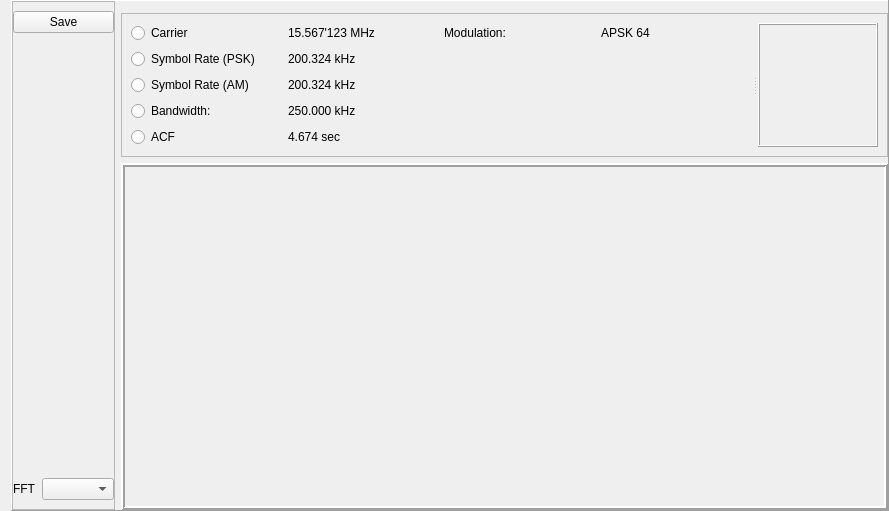
Before: the Qt Designer form sources/Arks/Scope Analyzer/window/scope_analyzer_window.ui in AquaCreatura/AquaWave, drawn with Qt 5.
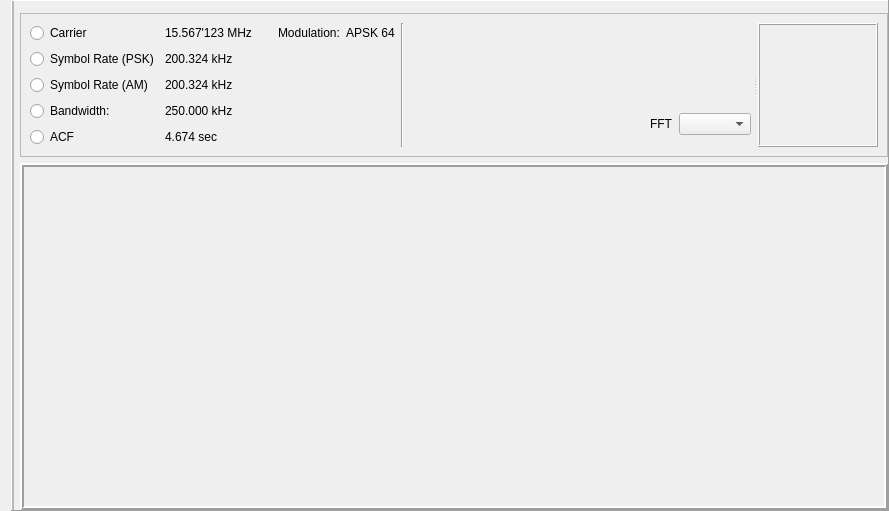
After: the same form once the commit is applied.

```diff
--- a/sources/Arks/Scope Analyzer/window/scope_analyzer_window.ui
+++ b/sources/Arks/Scope Analyzer/window/scope_analyzer_window.ui
@@ -83,90 +83,6 @@
          <property name="rightMargin">
           <number>0</number>
          </property>
-         <item row="0" column="0" colspan="2">
-          <widget class="QPushButton" name="pushButton">
-           <property name="sizePolicy">
-            <sizepolicy hsizetype="Preferred" vsizetype="Fixed">
-             <horstretch>0</horstretch>
-             <verstretch>0</verstretch>
-            </sizepolicy>
-           </property>
-           <property name="minimumSize">
-            <size>
-             <width>1</width>
-             <height>1</height>
-            </size>
-           </property>
-           <property name="maximumSize">
-            <size>
-             <width>1111</width>
-             <height>111</height>
-            </size>
-           </property>
-           <property name="font">
-            <font>
-             <strikeout>false</strikeout>
-            </font>
-           </property>
-           <property name="layoutDirection">
-            <enum>Qt::LeftToRight</enum>
-           </property>
-           <property name="styleSheet">
-            <string notr="true"/>
-           </property>
-           <property name="inputMethodHints">
-            <set>Qt::ImhNone</set>
-           </property>
-           <property name="text">
-            <string>Save</string>
-           </property>
-          </widget>
-         </item>
-         <item row="2" column="1">
-          <widget class="QComboBox" name="fft_order_combobox">
-           <property name="sizePolicy">
-            <sizepolicy hsizetype="Maximum" vsizetype="Fixed">
-             <horstretch>0</horstretch>
-             <verstretch>0</verstretch>
-            </sizepolicy>
-           </property>
-           <property name="minimumSize">
-            <size>
-             <width>0</width>
-             <height>0</height>
-            </size>
-           </property>
-           <property name="sizeAdjustPolicy">
-            <enum>QComboBox::AdjustToContents</enum>
-           </property>
-          </widget>
-         </item>
-         <item row="1" column="0" colspan="2">
-          <spacer name="verticalSpacer">
-           <property name="orientation">
-            <enum>Qt::Vertical</enum>
-           </property>
-           <property name="sizeHint" stdset="0">
-            <size>
-             <width>20</width>
-             <height>40</height>
-            </size>
-           </property>
-          </spacer>
-         </item>
-         <item row="2" column="0">
-          <widget class="QLabel" name="fft_order_label">
-           <property name="sizePolicy">
-            <sizepolicy hsizetype="Maximum" vsizetype="Preferred">
-             <horstretch>0</horstretch>
-             <verstretch>0</verstretch>
-            </sizepolicy>
-           </property>
-           <property name="text">
-            <string>FFT</string>
-           </property>
-          </widget>
-         </item>
         </layout>
        </widget>
       </item>
@@ -240,8 +156,38 @@
            </property>
            <widget class="QWidget" name="widget" native="true">
             <layout class="QGridLayout" name="gridLayout_3">
-             <item row="3" column="0">
-              <widget class="QRadioButton" name="bandwidth_radio_button">
+             <item row="2" column="1">
+              <widget class="QLabel" name="symbol_rate_am_label">
+               <property name="text">
+                <string>200.324 kHz</string>
+               </property>
+              </widget>
+             </item>
+             <item row="0" column="5" rowspan="5">
+              <widget class="Line" name="line">
+               <property name="orientation">
+                <enum>Qt::Vertical</enum>
+               </property>
+              </widget>
+             </item>
+             <item row="1" column="0">
+              <widget class="QRadioButton" name="symbol_rate_psk_radio_button">
+               <property name="sizePolicy">
+                <sizepolicy hsizetype="Preferred" vsizetype="Fixed">
+                 <horstretch>0</horstretch>
+                 <verstretch>0</verstretch>
+                </sizepolicy>
+               </property>
+               <property name="text">
+                <string>Symbol Rate (PSK)</string>
+               </property>
+               <attribute name="buttonGroup">
+                <string notr="true">radio_group_chart_type</string>
+               </attribute>
+              </widget>
+             </item>
+             <item row="4" column="0">
+              <widget class="QRadioButton" name="acf_radio_button">
                <property name="sizePolicy">
                 <sizepolicy hsizetype="Preferred" vsizetype="Fixed">
                  <horstretch>0</horstretch>
@@ -252,13 +198,20 @@
                 <enum>Qt::StrongFocus</enum>
                </property>
                <property name="text">
-                <string>Bandwidth:</string>
+                <string>ACF</string>
                </property>
                <attribute name="buttonGroup">
                 <string notr="true">radio_group_chart_type</string>
                </attribute>
               </widget>
              </item>
+             <item row="1" column="1">
+              <widget class="QLabel" name="symbol_rate_psk_label">
+               <property name="text">
+                <string>200.324 kHz</string>
+               </property>
+              </widget>
+             </item>
              <item row="0" column="0">
               <widget class="QRadioButton" name="carrier_radio_button">
                <property name="sizePolicy">
@@ -275,6 +228,118 @@
                </attribute>
               </widget>
              </item>
+             <item row="0" column="4">
+              <widget class="QLabel" name="modulation_label">
+               <property name="text">
+                <string>APSK 64</string>
+               </property>
+              </widget>
+             </item>
+             <item row="4" column="1">
+              <widget class="QLabel" name="acf_value_label">
+               <property name="text">
+                <string>4.674 sec</string>
+               </property>
+              </widget>
+             </item>
+             <item row="3" column="0">
+              <widget class="QRadioButton" name="bandwidth_radio_button">
+               <property name="sizePolicy">
+                <sizepolicy hsizetype="Preferred" vsizetype="Fixed">
+                 <horstretch>0</horstretch>
+                 <verstretch>0</verstretch>
+                </sizepolicy>
+               </property>
+               <property name="focusPolicy">
+                <enum>Qt::StrongFocus</enum>
+               </property>
+               <property name="text">
+                <string>Bandwidth:</string>
+               </property>
+               <attribute name="buttonGroup">
+                <string notr="true">radio_group_chart_type</string>
+               </attribute>
+              </widget>
+             </item>
+             <item row="3" column="8" rowspan="2">
+              <layout class="QHBoxLayout" name="horizontalLayout">
+               <item>
+                <widget class="QLabel" name="fft_order_label">
+                 <property name="sizePolicy">
+                  <sizepolicy hsizetype="Maximum" vsizetype="Preferred">
+                   <horstretch>0</horstretch>
+                   <verstretch>0</verstretch>
+                  </sizepolicy>
+                 </property>
+                 <property name="text">
+                  <string>FFT</string>
+                 </property>
+                </widget>
+               </item>
+               <item>
+                <widget class="QComboBox" name="fft_order_combobox">
+                 <property name="sizePolicy">
+                  <sizepolicy hsizetype="Maximum" vsizetype="Fixed">
+                   <horstretch>0</horstretch>
+                   <verstretch>0</verstretch>
+                  </sizepolicy>
+                 </property>
+                 <property name="minimumSize">
+                  <size>
+                   <width>0</width>
+                   <height>0</height>
+                  </size>
+                 </property>
+                 <property name="sizeAdjustPolicy">
+                  <enum>QComboBox::AdjustToContents</enum>
+                 </property>
+                </widget>
+               </item>
+              </layout>
+             </item>
+             <item row="0" column="1">
+              <widget class="QLabel" name="carrier_value_label">
+               <property name="text">
+                <string>15.567'123 MHz</string>
+               </property>
+              </widget>
+             </item>
+             <item row="3" column="1">
+              <widget class="QLabel" name="bandwidth_value_label">
+               <property name="text">
+                <string>250.000 kHz</string>
+               </property>
+              </widget>
+             </item>
+             <item row="0" column="2">
+              <spacer name="horizontalSpacer_3">
+               <property name="orientation">
+                <enum>Qt::Horizontal</enum>
+               </property>
+               <property name="sizeType">
+                <enum>QSizePolicy::Fixed</enum>
+               </property>
+               <property name="sizeHint" stdset="0">
+                <size>
+                 <width>20</width>
+                 <height>20</height>
+                </size>
+               </property>
+              </spacer>
+             </item>
+             <item row="4" column="6">
+              <spacer name="horizontalSpacer_2">
+               <property name="orientation">
+                <enum>Qt::Horizontal</enum>
+               </property>
+               <property name="sizeHint" stdset="0">
+                <size>
+                 <width>382</width>
+                 <height>20</height>
+                </size>
+               </property>
+              </spacer>
+             </item>
              <item row="2" column="0">
               <widget class="QRadioButton" name="symbol_rate_am_radio_button">
                <property name="text">
@@ -285,26 +350,7 @@
                </attribute>
               </widget>
              </item>
-             <item row="4" column="0">
-              <widget class="QRadioButton" name="acf_radio_button">
-               <property name="sizePolicy">
-                <sizepolicy hsizetype="Preferred" vsizetype="Fixed">
-                 <horstretch>0</horstretch>
-                 <verstretch>0</verstretch>
-                </sizepolicy>
-               </property>
-               <property name="focusPolicy">
-                <enum>Qt::StrongFocus</enum>
-               </property>
-               <property name="text">
-                <string>ACF</string>
-               </property>
-               <attribute name="buttonGroup">
-                <string notr="true">radio_group_chart_type</string>
-               </attribute>
-              </widget>
-             </item>
-             <item row="0" column="2">
+             <item row="0" column="3">
               <widget class="QLabel" name="label">
                <property name="sizePolicy">
                 <sizepolicy hsizetype="Preferred" vsizetype="Maximum">
@@ -320,64 +366,6 @@
                </property>
               </widget>
              </item>
-             <item row="1" column="0">
-              <widget class="QRadioButton" name="symbol_rate_psk_radio_button">
-               <property name="sizePolicy">
-                <sizepolicy hsizetype="Preferred" vsizetype="Fixed">
-                 <horstretch>0</horstretch>
-                 <verstretch>0</verstretch>
-                </sizepolicy>
-               </property>
-               <property name="text">
-                <string>Symbol Rate (PSK)</string>
-               </property>
-               <attribute name="buttonGroup">
-                <string notr="true">radio_group_chart_type</string>
-               </attribute>
-              </widget>
-             </item>
-             <item row="0" column="1">
-              <widget class="QLabel" name="carrier_value_label">
-               <property name="text">
-                <string>15.567'123 MHz</string>
-               </property>
-              </widget>
-             </item>
-             <item row="3" column="1">
-              <widget class="QLabel" name="bandwidth_value_label">
-               <property name="text">
-                <string>250.000 kHz</string>
-               </property>
-              </widget>
-             </item>
-             <item row="0" column="3">
-              <widget class="QLabel" name="modulation_label">
-               <property name="text">
-                <string>APSK 64</string>
-               </property>
-              </widget>
-             </item>
-             <item row="1" column="1">
-              <widget class="QLabel" name="symbol_rate_psk_label">
-               <property name="text">
-                <string>200.324 kHz</string>
-               </property>
-              </widget>
-             </item>
-             <item row="4" column="1">
-              <widget class="QLabel" name="acf_value_label">
-               <property name="text">
-                <string>4.674 sec</string>
-               </property>
-              </widget>
-             </item>
-             <item row="2" column="1">
-              <widget class="QLabel" name="symbol_rate_am_label">
-               <property name="text">
-                <string>200.324 kHz</string>
-               </property>
-              </widget>
-             </item>
             </layout>
            </widget>
            <widget class="QFrame" name="constell_chart">
```
